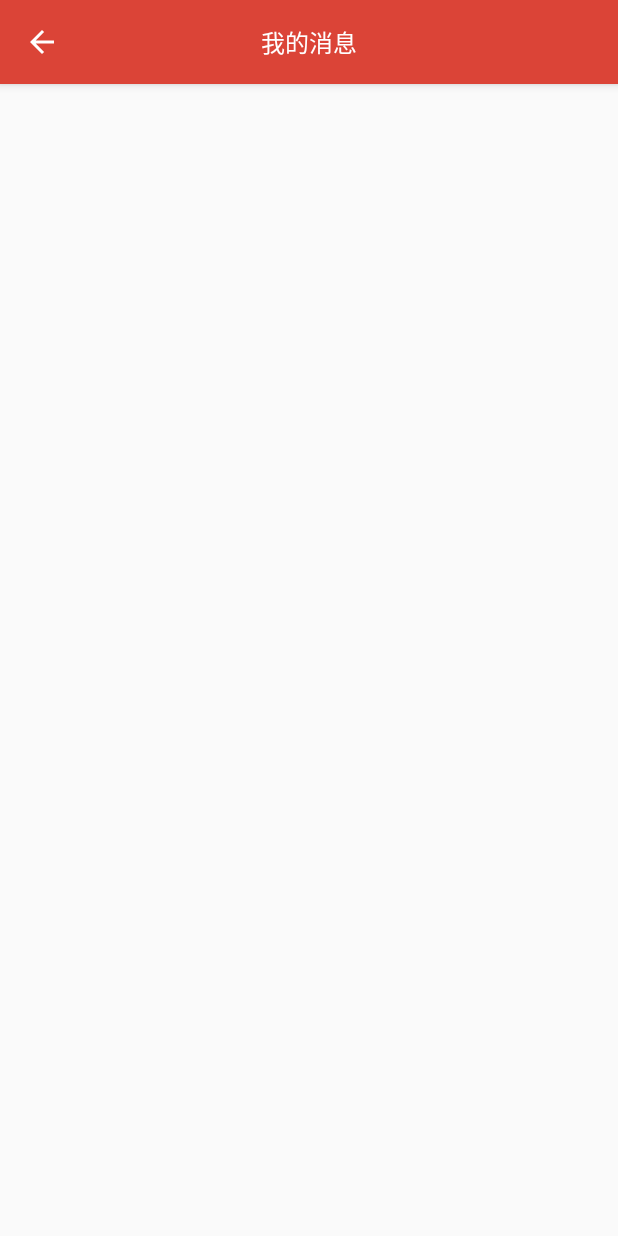
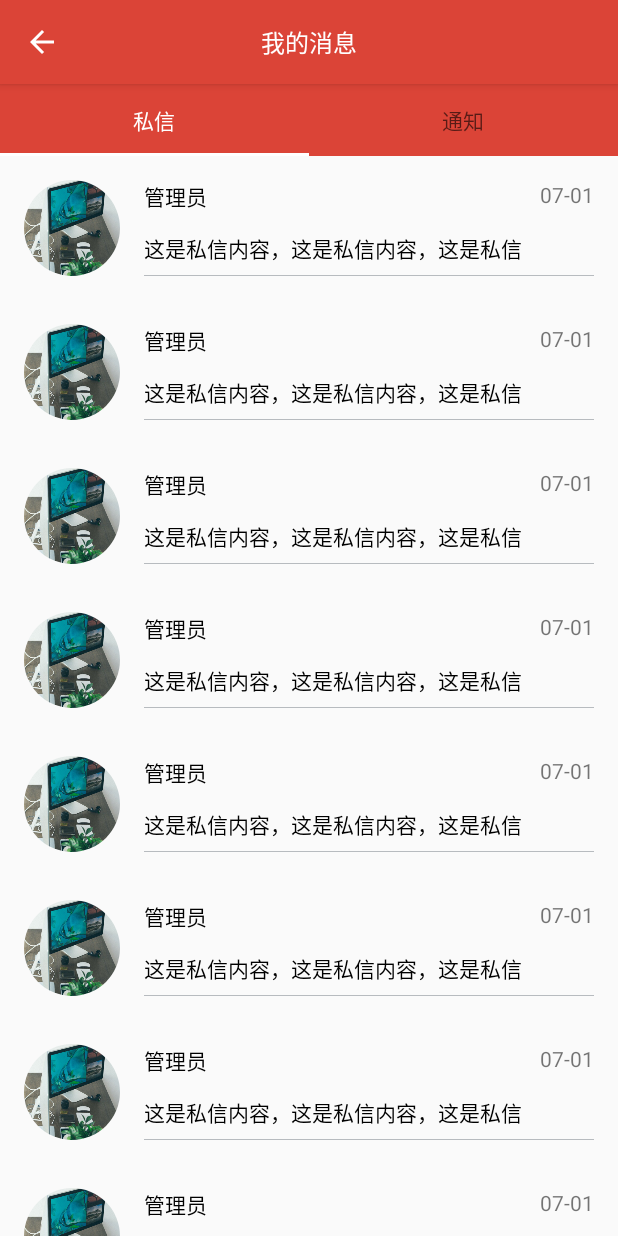
Before and after one commit to FoxNickel/EnterpriseLearning, an Android app: the NotificationActivity screen opened directly, with no data from a screen before it, on a phone screen of 412 x 824 dp. Run offline under Robolectric (Android 15) with nearby library versions, the phone set to English and light mode, and no system bars; our stand-ins replace CircleImageView.

Commit message:
通知界面实现（全部已读按钮除外）

```diff
--- a/app/build.gradle
+++ b/app/build.gradle
@@ -35,4 +35,5 @@ dependencies {
     compile 'com.ashokvarma.android:bottom-navigation-bar:2.0.1'
     compile 'cn.bingoogolapple:bga-banner:2.1.7'
     testCompile 'junit:junit:4.12'
+    compile 'de.hdodenhof:circleimageview:2.1.0'
 }
--- a/app/src/main/java/cn/foxnickel/enterpriselearning/NotificationActivity.java
+++ b/app/src/main/java/cn/foxnickel/enterpriselearning/NotificationActivity.java
@@ -1,16 +1,28 @@
 package cn.foxnickel.enterpriselearning;
 
+import android.os.Bundle;
+import android.support.design.widget.TabLayout;
+import android.support.v4.app.Fragment;
+import android.support.v4.view.ViewPager;
 import android.support.v7.app.ActionBar;
 import android.support.v7.app.AppCompatActivity;
-import android.os.Bundle;
 import android.support.v7.widget.Toolbar;
 import android.view.View;
+
+import java.util.ArrayList;
+import java.util.List;
+
+import cn.foxnickel.enterpriselearning.adapter.NotificationViewPagerAdapter;
+import cn.foxnickel.enterpriselearning.fragment.subfragment.NotificationFragment;
+import cn.foxnickel.enterpriselearning.fragment.subfragment.PrivateLetterFragment;
 
 import static cn.foxnickel.enterpriselearning.R.id.toolbar;
 
 public class NotificationActivity extends AppCompatActivity {
 
     private Toolbar mToolbar;
+    private ViewPager mViewPager;
+    private TabLayout mTabLayout;
 
     @Override
     protected void onCreate(Bundle savedInstanceState) {
@@ -28,5 +40,32 @@ public class NotificationActivity extends AppCompatActivity {
                 finish();
             }
         });
+
+        mViewPager = (ViewPager) findViewById(R.id.view_pager_notification);
+        List<Fragment> fragmentList = new ArrayList<>();
+        fragmentList.add(PrivateLetterFragment.newInstance());
+        fragmentList.add(NotificationFragment.newInstance());
+        NotificationViewPagerAdapter notificationViewPagerAdapter = new NotificationViewPagerAdapter(getSupportFragmentManager(), this, fragmentList);
+        mViewPager.setAdapter(notificationViewPagerAdapter);
+
+        mViewPager.addOnPageChangeListener(new ViewPager.OnPageChangeListener() {
+            @Override
+            public void onPageScrolled(int position, float positionOffset, int positionOffsetPixels) {
+
+            }
+
+            @Override
+            public void onPageSelected(int position) {
+
+            }
+
+            @Override
+            public void onPageScrollStateChanged(int state) {
+
+            }
+        });
+
+        mTabLayout = (TabLayout) findViewById(R.id.tabLayout);
+        mTabLayout.setupWithViewPager(mViewPager);
     }
 }
--- /dev/null
+++ b/app/src/main/java/cn/foxnickel/enterpriselearning/adapter/NotificationRecyclerAdapter.java
@@ -0,0 +1,62 @@
+package cn.foxnickel.enterpriselearning.adapter;
+
+import android.content.Context;
+import android.support.v7.widget.RecyclerView;
+import android.view.LayoutInflater;
+import android.view.View;
+import android.view.ViewGroup;
+import android.widget.TextView;
+
+import cn.foxnickel.enterpriselearning.R;
+
+/**
+ * Created by NickelFox on 17/7/4.
+ */
+
+public class NotificationRecyclerAdapter extends RecyclerView.Adapter<NotificationRecyclerAdapter.ViewHolder> {
+
+    private Context mContext;
+
+    public NotificationRecyclerAdapter(Context context) {
+        mContext = context;
+    }
+
+    @Override
+    public NotificationRecyclerAdapter.ViewHolder onCreateViewHolder(ViewGroup parent, int viewType) {
+        View view = LayoutInflater.from(mContext).inflate(R.layout.recycler_item_notification, parent, false);
+        return new NotificationRecyclerAdapter.ViewHolder(view);
+    }
+
+    @Override
+    public void onBindViewHolder(final ViewHolder holder, int position) {
+        holder.mUsername.setText("管理员");
+        holder.mNotificationContent.setText("这是一条通知，这是一条通知，这是一条通知，这是一条通知");
+        holder.mReleaseTime.setText("2017-07-01 15:00");
+        holder.itemView.setOnClickListener(new View.OnClickListener() {
+            @Override
+            public void onClick(View view) {
+                holder.mUsername.setTextColor(mContext.getResources().getColor(R.color.gray));
+                holder.mNotificationContent.setTextColor(mContext.getResources().getColor(R.color.gray));
+                holder.mReleaseTime.setTextColor(mContext.getResources().getColor(R.color.gray));
+            }
+        });
+    }
+
+
+    @Override
+    public int getItemCount() {
+        return 8;
+    }
+
+    class ViewHolder extends RecyclerView.ViewHolder {
+
+        TextView mUsername, mNotificationContent, mReleaseTime;
+
+        ViewHolder(View itemView) {
+            super(itemView);
+            mUsername = (TextView) itemView.findViewById(R.id.tv_username);
+            mNotificationContent = (TextView) itemView.findViewById(R.id.tv_notification_content);
+            mReleaseTime = (TextView) itemView.findViewById(R.id.tv_release_time);
+        }
+    }
+}
--- /dev/null
+++ b/app/src/main/java/cn/foxnickel/enterpriselearning/adapter/NotificationViewPagerAdapter.java
@@ -0,0 +1,41 @@
+package cn.foxnickel.enterpriselearning.adapter;
+
+import android.content.Context;
+import android.support.v4.app.Fragment;
+import android.support.v4.app.FragmentManager;
+import android.support.v4.app.FragmentPagerAdapter;
+
+import java.util.List;
+
+/**
+ * Created by NickelFox on 17/7/4.
+ */
+
+public class NotificationViewPagerAdapter extends FragmentPagerAdapter {
+
+    private Context mContext;
+    private String[] mPagerTitles = {"私信", "通知"};
+    private List<Fragment> mFragmentList;
+
+    public NotificationViewPagerAdapter(FragmentManager fm, Context context, List<Fragment> fragmentList) {
+        super(fm);
+        mContext = context;
+        mFragmentList = fragmentList;
+    }
+
+
+    @Override
+    public int getCount() {
+        return mFragmentList.size();
+    }
+
+    @Override
+    public CharSequence getPageTitle(int position) {
+        return mPagerTitles[position];
+    }
+
+    @Override
+    public Fragment getItem(int position) {
+        return mFragmentList.get(position);
+    }
+}
--- /dev/null
+++ b/app/src/main/java/cn/foxnickel/enterpriselearning/adapter/PrivateLetterRecyclerAdapter.java
@@ -0,0 +1,64 @@
+package cn.foxnickel.enterpriselearning.adapter;
+
+import android.content.Context;
+import android.support.v7.widget.RecyclerView;
+import android.view.LayoutInflater;
+import android.view.View;
+import android.view.ViewGroup;
+import android.widget.TextView;
+
+import cn.foxnickel.enterpriselearning.R;
+import de.hdodenhof.circleimageview.CircleImageView;
+
+/**
+ * Created by NickelFox on 17/7/4.
+ */
+
+public class PrivateLetterRecyclerAdapter extends RecyclerView.Adapter<PrivateLetterRecyclerAdapter.ViewHolder> {
+
+    private Context mContext;
+
+    public PrivateLetterRecyclerAdapter(Context context) {
+        mContext = context;
+    }
+
+    @Override
+    public ViewHolder onCreateViewHolder(ViewGroup parent, int viewType) {
+        View view = LayoutInflater.from(mContext).inflate(R.layout.recycler_item_private_letter, parent, false);
+        return new ViewHolder(view);
+    }
+
+    @Override
+    public void onBindViewHolder(final ViewHolder holder, int position) {
+        holder.mUserAvatar.setImageResource(R.drawable.login_bg2);
+        holder.mUsername.setText("管理员");
+        holder.mPrivateLetterContent.setText("这是私信内容，这是私信内容，这是私信内容");
+        holder.mReleaseTime.setText("07-01");
+        holder.itemView.setOnClickListener(new View.OnClickListener() {
+            @Override
+            public void onClick(View view) {
+                holder.mUsername.setTextColor(mContext.getResources().getColor(R.color.gray));
+                holder.mPrivateLetterContent.setTextColor(mContext.getResources().getColor(R.color.gray));
+                holder.mReleaseTime.setTextColor(mContext.getResources().getColor(R.color.gray));
+            }
+        });
+    }
+
+    @Override
+    public int getItemCount() {
+        return 8;
+    }
+
+    class ViewHolder extends RecyclerView.ViewHolder {
+        private CircleImageView mUserAvatar;
+        private TextView mUsername, mPrivateLetterContent, mReleaseTime;
+
+        ViewHolder(View itemView) {
+            super(itemView);
+            mUserAvatar = (CircleImageView) itemView.findViewById(R.id.iv_user_avatar);
+            mUsername = (TextView) itemView.findViewById(R.id.tv_username);
+            mPrivateLetterContent = (TextView) itemView.findViewById(R.id.tv_private_letter_content);
+            mReleaseTime = (TextView) itemView.findViewById(R.id.tv_release_date);
+        }
+    }
+}
--- /dev/null
+++ b/app/src/main/java/cn/foxnickel/enterpriselearning/fragment/subfragment/NotificationFragment.java
@@ -0,0 +1,48 @@
+package cn.foxnickel.enterpriselearning.fragment.subfragment;
+
+
+import android.os.Bundle;
+import android.support.v4.app.Fragment;
+import android.support.v7.widget.LinearLayoutManager;
+import android.support.v7.widget.RecyclerView;
+import android.view.LayoutInflater;
+import android.view.View;
+import android.view.ViewGroup;
+
+import cn.foxnickel.enterpriselearning.R;
+import cn.foxnickel.enterpriselearning.adapter.NotificationRecyclerAdapter;
+
+/**
+ * A simple {@link Fragment} subclass.
+ */
+public class NotificationFragment extends Fragment {
+
+    private View mRootView;
+    private RecyclerView mRecyclerView;
+    private LinearLayoutManager mLinearLayoutManager;
+
+    public NotificationFragment() {
+        // Required empty public constructor
+    }
+
+    public static NotificationFragment newInstance() {
+
+        return new NotificationFragment();
+    }
+
+
+    @Override
+    public View onCreateView(LayoutInflater inflater, ViewGroup container,
+                             Bundle savedInstanceState) {
+        mRootView = inflater.inflate(R.layout.fragment_notification, container, false);
+
+        mRecyclerView = (RecyclerView) mRootView.findViewById(R.id.recycler_view_notification);
+        mLinearLayoutManager = new LinearLayoutManager(getContext());
+        NotificationRecyclerAdapter notificationRecyclerAdapter = new NotificationRecyclerAdapter(getContext());
+        mRecyclerView.setLayoutManager(mLinearLayoutManager);
+        mRecyclerView.setAdapter(notificationRecyclerAdapter);
+
+        return mRootView;
+    }
+
+}
--- /dev/null
+++ b/app/src/main/java/cn/foxnickel/enterpriselearning/fragment/subfragment/PrivateLetterFragment.java
@@ -0,0 +1,47 @@
+package cn.foxnickel.enterpriselearning.fragment.subfragment;
+
+
+import android.os.Bundle;
+import android.support.v4.app.Fragment;
+import android.support.v7.widget.LinearLayoutManager;
+import android.support.v7.widget.RecyclerView;
+import android.view.LayoutInflater;
+import android.view.View;
+import android.view.ViewGroup;
+
+import cn.foxnickel.enterpriselearning.R;
+import cn.foxnickel.enterpriselearning.adapter.PrivateLetterRecyclerAdapter;
+
+/**
+ * A simple {@link Fragment} subclass.
+ */
+public class PrivateLetterFragment extends Fragment {
+
+    private View mRootView;
+    private RecyclerView mRecyclerView;
+    private LinearLayoutManager mLinearLayoutManager;
+
+    public PrivateLetterFragment() {
+        // Required empty public constructor
+    }
+
+    public static PrivateLetterFragment newInstance() {
+
+        return new PrivateLetterFragment();
+    }
+
+    @Override
+    public View onCreateView(LayoutInflater inflater, ViewGroup container,
+                             Bundle savedInstanceState) {
+        mRootView = inflater.inflate(R.layout.fragment_private_letter, container, false);
+
+        mRecyclerView = (RecyclerView) mRootView.findViewById(R.id.recycler_view_private_letter);
+        mLinearLayoutManager = new LinearLayoutManager(getContext());
+        PrivateLetterRecyclerAdapter privateLetterRecyclerAdapter = new PrivateLetterRecyclerAdapter(getContext());
+        mRecyclerView.setLayoutManager(mLinearLayoutManager);
+        mRecyclerView.setAdapter(privateLetterRecyclerAdapter);
+
+        return mRootView;
+    }
+
+}
--- a/app/src/main/res/layout/activity_notification.xml
+++ b/app/src/main/res/layout/activity_notification.xml
@@ -42,11 +42,14 @@
         app:layout_constraintLeft_toLeftOf="parent"
         app:layout_constraintRight_toRightOf="parent"
         app:layout_constraintTop_toBottomOf="@+id/appBarLayout"
-        android:id="@+id/tabLayout">
+        android:id="@+id/tabLayout"
+        android:background="@color/colorPrimary"
+        app:tabSelectedTextColor="@android:color/white">
 
     </android.support.design.widget.TabLayout>
 
     <android.support.v4.view.ViewPager
+        android:id="@+id/view_pager_notification"
         android:layout_width="0dp"
         android:layout_height="0dp"
         android:layout_marginTop="0dp"
--- /dev/null
+++ b/app/src/main/res/layout/fragment_private_letter.xml
@@ -0,0 +1,20 @@
+<FrameLayout xmlns:android="http://schemas.android.com/apk/res/android"
+    xmlns:tools="http://schemas.android.com/tools"
+    android:layout_width="match_parent"
+    android:layout_height="match_parent"
+    tools:context="cn.foxnickel.enterpriselearning.fragment.subfragment.PrivateLetterFragment">
+
+    <android.support.v4.widget.SwipeRefreshLayout
+        android:id="@+id/swipe_refresh"
+        android:layout_width="match_parent"
+        android:layout_height="match_parent">
+
+        <android.support.v7.widget.RecyclerView
+            android:id="@+id/recycler_view_private_letter"
+            android:layout_width="match_parent"
+            android:layout_height="match_parent">
+
+        </android.support.v7.widget.RecyclerView>
+    </android.support.v4.widget.SwipeRefreshLayout>
+
+</FrameLayout>
--- /dev/null
+++ b/app/src/main/res/layout/recycler_item_private_letter.xml
@@ -0,0 +1,71 @@
+<?xml version="1.0" encoding="utf-8"?>
+<android.support.constraint.ConstraintLayout xmlns:android="http://schemas.android.com/apk/res/android"
+    xmlns:app="http://schemas.android.com/apk/res-auto"
+    android:layout_width="match_parent"
+    android:layout_height="wrap_content"
+    android:orientation="vertical">
+
+    <de.hdodenhof.circleimageview.CircleImageView
+        android:layout_width="64dp"
+        android:layout_height="64dp"
+        android:src="@drawable/login_bg2"
+        android:layout_marginLeft="16dp"
+        android:layout_marginStart="16dp"
+        app:layout_constraintLeft_toLeftOf="parent"
+        app:layout_constraintTop_toTopOf="parent"
+        android:layout_marginTop="16dp"
+        android:id="@+id/iv_user_avatar"
+        app:layout_constraintBottom_toBottomOf="parent"
+        android:layout_marginBottom="16dp"
+        app:layout_constraintVertical_bias="0.0" />
+
+    <TextView
+        android:id="@+id/tv_username"
+        android:layout_width="wrap_content"
+        android:layout_height="wrap_content"
+        android:layout_marginLeft="16dp"
+        android:layout_marginStart="16dp"
+        android:layout_marginTop="16dp"
+        app:layout_constraintLeft_toRightOf="@+id/iv_user_avatar"
+        app:layout_constraintTop_toTopOf="parent"
+        android:textColor="@android:color/black" />
+
+    <TextView
+        android:id="@+id/tv_private_letter_content"
+        android:layout_width="0dp"
+        android:layout_height="wrap_content"
+        android:layout_marginLeft="16dp"
+        android:layout_marginStart="16dp"
+        android:layout_marginRight="0dp"
+        android:layout_marginEnd="0dp"
+        android:maxLines="1"
+        app:layout_constraintLeft_toRightOf="@+id/iv_user_avatar"
+        app:layout_constraintRight_toLeftOf="@+id/tv_release_date"
+        app:layout_constraintHorizontal_bias="0.0"
+        app:layout_constraintBottom_toBottomOf="@+id/iv_user_avatar"
+        android:layout_marginBottom="8dp"
+        android:textColor="@android:color/black" />
+
+    <TextView
+        android:id="@+id/tv_release_date"
+        android:layout_width="wrap_content"
+        android:layout_height="wrap_content"
+        android:layout_marginRight="16dp"
+        android:layout_marginEnd="16dp"
+        android:layout_marginTop="16dp"
+        app:layout_constraintRight_toRightOf="parent"
+        app:layout_constraintTop_toTopOf="parent" />
+
+    <View
+        android:id="@+id/view_divider"
+        android:layout_width="0dp"
+        android:layout_height="0.5dp"
+        android:layout_marginBottom="0dp"
+        android:layout_marginLeft="16dp"
+        android:layout_marginRight="16dp"
+        android:background="@color/gray"
+        app:layout_constraintBottom_toBottomOf="@+id/iv_user_avatar"
+        app:layout_constraintLeft_toRightOf="@+id/iv_user_avatar"
+        app:layout_constraintRight_toRightOf="parent" />
+
+</android.support.constraint.ConstraintLayout>
```
Also changed, not shown: app/src/main/res/layout/fragment_notification.xml (added, +21 -0 lines), app/src/main/res/layout/recycler_item_notification.xml (added, +69 -0 lines).
